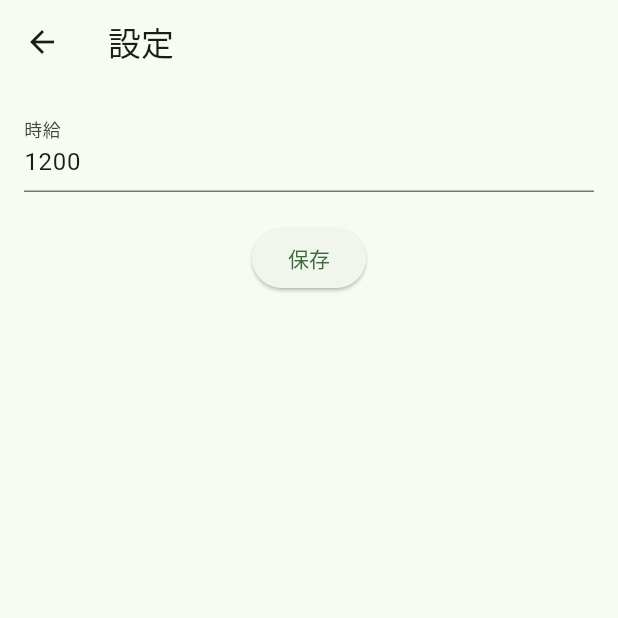
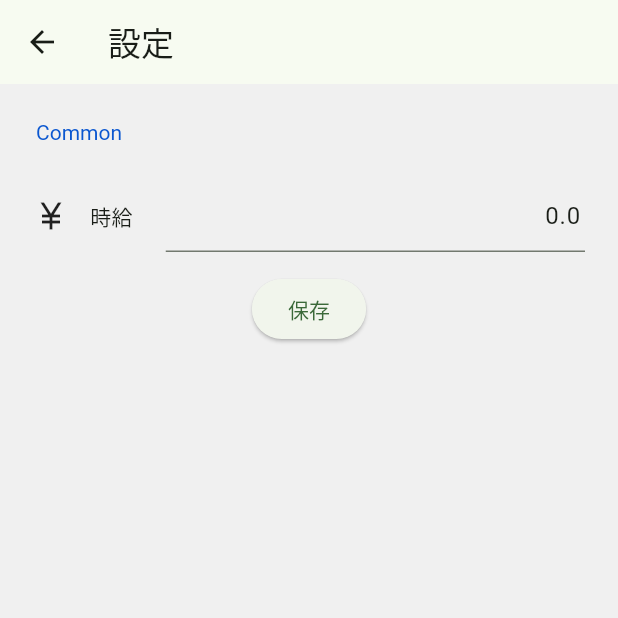
Before and after one commit to twajp/SalaryWatch, a Flutter app: the screen it shows after launch, after a tap on the "settings" icon, on a phone screen of 412 x 824 dp, the top half of it. Run offline on Flutter 3.47's test engine with Material 3 defaults, Android fonts, the phone set to English and light mode, and no system bars; drawn by our look-alikes of settings_ui; our stand-ins replace shared_preferences.

Commit message:
設定ページのUIを改善し、時給の入力をダブル型に変更

```diff
--- a/lib/main.dart
+++ b/lib/main.dart
@@ -24,24 +24,23 @@ class MyApp extends StatelessWidget {
     return MaterialApp(
       title: 'SalaryWatch',
       theme: ThemeData(
-        colorSchemeSeed: Colors.green,
         useMaterial3: true,
         brightness: Brightness.light,
+        colorSchemeSeed: Colors.green,
       ),
       darkTheme: ThemeData(
-        colorSchemeSeed: Colors.green,
         useMaterial3: true,
         brightness: Brightness.dark,
-        textTheme: const TextTheme(
-          displayLarge: TextStyle(fontSize: 32, ),
-          bodyMedium: TextStyle(fontSize: 14, fontFamily: 'Hind'),
-        ),
+        colorSchemeSeed: Colors.green,
+        // textTheme: const TextTheme(
+        // displayLarge: TextStyle(fontSize: 64), // 金額表示
+        // bodyMedium: TextStyle(fontSize: 14, fontFamily: 'Hind'),
+        // ),
       ),
       debugShowCheckedModeBanner: false,
       initialRoute: '/',
       routes: {
-        '/': (BuildContext context) =>
-            const StopwatchPage(title: 'SalaryWatch'),
+        '/': (BuildContext context) => const StopwatchPage(title: 'SalaryWatch'),
         '/settings': (BuildContext context) => const SettingsPage(title: '設定'),
       },
     );
@@ -63,14 +62,14 @@ class StopwatchPageState extends State<StopwatchPage> {
   Duration _elapsed = Duration.zero;
   DateTime _currentTime = DateTime.now();
   bool _isRunning = false;
-  int hourlyWage = 0;
+  double hourlyWage = 0;
 
   @override
   void initState() {
     super.initState();
     loadHourlyWage().then((wage) {
       setState(() {
-        hourlyWage = wage;
+        hourlyWage = wage as double;
       });
     });
     // 時計用のタイマーを設定して1秒ごとに更新
@@ -95,8 +94,7 @@ class StopwatchPageState extends State<StopwatchPage> {
       _stopwatchTimer?.cancel();
     } else {
       // ストップウォッチが停止している場合、開始
-      _stopwatchTimer =
-          Timer.periodic(const Duration(milliseconds: 10), (timer) {
+      _stopwatchTimer = Timer.periodic(const Duration(milliseconds: 10), (timer) {
         setState(() {
           _elapsed += const Duration(milliseconds: 10);
         });
@@ -128,7 +126,7 @@ class StopwatchPageState extends State<StopwatchPage> {
     if (result is int) {
       // 新しい時給を設定
       setState(() {
-        hourlyWage = result;
+        hourlyWage = result as double;
       });
     }
   }
@@ -138,11 +136,9 @@ class StopwatchPageState extends State<StopwatchPage> {
     // 端末のロケール情報を取得
     final Locale currentLocale = Localizations.localeOf(context);
     // 通貨マークを取得
-    String currencySymbol =
-        NumberFormat.simpleCurrency(locale: currentLocale.toString())
-            .currencySymbol;
+    String currencySymbol = NumberFormat.simpleCurrency(locale: currentLocale.toString()).currencySymbol;
     NumberFormat format = NumberFormat("#,##0.00");
-
+    print(Intl.defaultLocale);
     return Scaffold(
       appBar: AppBar(
         title: Text(widget.title),
@@ -157,7 +153,7 @@ class StopwatchPageState extends State<StopwatchPage> {
       body: Column(
         mainAxisAlignment: MainAxisAlignment.center,
         children: [
-          const Expanded(child:SizedBox()),
+          const Expanded(child: SizedBox()),
           Text(
             '${_elapsed.inHours.toString().padLeft(2, '0')}:'
             '${(_elapsed.inMinutes % 60).toString().padLeft(2, '0')}:'
@@ -169,7 +165,7 @@ class StopwatchPageState extends State<StopwatchPage> {
           Text(
             '$currencySymbol'
             '${format.format((_elapsed.inMilliseconds * (hourlyWage / 60 / 60 / 1000)))}',
-            style: const TextStyle(fontSize: 64),
+            style: Theme.of(context).textTheme.displayLarge,
           ),
           const SizedBox(height: 20),
           Row(
@@ -186,13 +182,18 @@ class StopwatchPageState extends State<StopwatchPage> {
               ),
             ],
           ),
-          const Expanded(child:SizedBox()),
+          const Expanded(child: SizedBox()),
+          // Text(
+          //   // '$currentLocale'
+          //   // '${currentLocale.countryCode}'
+          //   '$currencySymbol'
+          //   '$hourlyWage/h',
+          //   style: TextStyle(color: Theme.of(context).colorScheme.secondary, fontSize: 18),
+          // ),
           Text(
-            // '$currentLocale'
-            // '${currentLocale.countryCode}'
-            '$currencySymbol'
-                '$hourlyWage/h',
-            style: const TextStyle(fontSize: 18),
+            '${NumberFormat.simpleCurrency(locale: 'ja_JP').format(hourlyWage)}'
+            '/h',
+            style: TextStyle(color: Theme.of(context).colorScheme.secondary, fontSize: 18),
           ),
           const SizedBox(height: 20),
         ],
--- a/lib/settings_page.dart
+++ b/lib/settings_page.dart
@@ -1,5 +1,7 @@
+import 'package:flutter/cupertino.dart';
 import 'package:flutter/material.dart';
-import 'package:salarywatch/save_settings.dart';
+import 'package:settings_ui/settings_ui.dart';
+import 'save_settings.dart';
 
 class SettingsPage extends StatefulWidget {
   const SettingsPage({super.key, required this.title});
@@ -12,7 +14,7 @@ class SettingsPage extends StatefulWidget {
 class _SettingsPageState extends State<SettingsPage> {
   late TextEditingController _wageController;
 
-  int hourlyWage = 0;
+  double hourlyWage = 0;
   Object? args; //argsの受け取り用
 
   @override
@@ -28,9 +30,9 @@ class _SettingsPageState extends State<SettingsPage> {
 
   void _saveSettings() async {
     // 入力された時給を取得
-    final newHourlyWage = int.parse(_wageController.text);
+    final newHourlyWage = double.parse(_wageController.text);
     // 時給をストレージに保存
-    await saveHourlyWage(newHourlyWage);
+    await saveHourlyWage(newHourlyWage as int);
     // Navigator.pop()で戻る際に新しい時給を渡す
     Navigator.pop(context, newHourlyWage);
   }
@@ -42,7 +44,7 @@ class _SettingsPageState extends State<SettingsPage> {
     if (args == null) {
       args = ModalRoute.of(context)!.settings.arguments;
       setState(() {
-        hourlyWage = args as int; //Object型なので型を指定する
+        hourlyWage = args as double; //Object型なので型を指定する
       });
     }
     // 初期値として現在の時給を設定
@@ -51,24 +53,60 @@ class _SettingsPageState extends State<SettingsPage> {
       appBar: AppBar(
         title: Text(widget.title),
       ),
-      body: Padding(
-        padding: const EdgeInsets.all(16.0),
-        child: Column(
+      body: SettingsList(
+        sections: [
+          SettingsSection(
+            title: const Text('Common'),
+            tiles: [
+              // tiles: <SettingsTile> [
+              // SettingsTile(
+              //     title: const Text('時給'),
+              //     // subtitle: 'English',
+              //     leading: const Icon(Icons.currency_yen),
+              //     // trailing: const Icon(Icons.currency_yen),
+              //     trailing: Expanded(
+              //       child: Expanded(
+              //         child: TextField(
+              //           controller: _wageController,
+              //           keyboardType: TextInputType.number,
+              //         ),
+              //       ),
+              //     ),
+              //     description: const Text('時給を入力')
+              //     // onPressed: _saveSettings,
+              //     ),
+              CustomSettingsTile(
+                child: Container(
+                  // color: Color(0xFFEFEFF4),
+                  padding: const EdgeInsetsDirectional.only(start: 22, top: 14, bottom: 14, end: 22),
+                  alignment: Alignment.center,
+                  child: Row(
                     children: [
-            TextField(
+                      const Icon(Icons.currency_yen),
+                      Container(
+                        padding: const EdgeInsetsDirectional.only(start: 14, top: 14, bottom: 14, end: 22),
+                        child: const Text('時給'),
+                      ),
+                      Expanded(
+                        child: TextField(
+                          textAlign: TextAlign.right,
                           controller: _wageController,
                           keyboardType: TextInputType.number,
-              decoration: const InputDecoration(
-                labelText: '時給',
+                        ),
+                      )
+                    ],
                   ),
                 ),
-            const SizedBox(height: 20),
-            ElevatedButton(
+              ),
+              CustomSettingsTile(
+                child: ElevatedButton(
                   onPressed: _saveSettings,
                   child: const Text('保存'),
                 ),
+              ),
             ],
           ),
+        ],
       ),
     );
   }
```
Also changed, not shown: pubspec.yaml (+3 -70 lines), pubspec.lock. Lines whose indentation alone changed are shown as unchanged.
